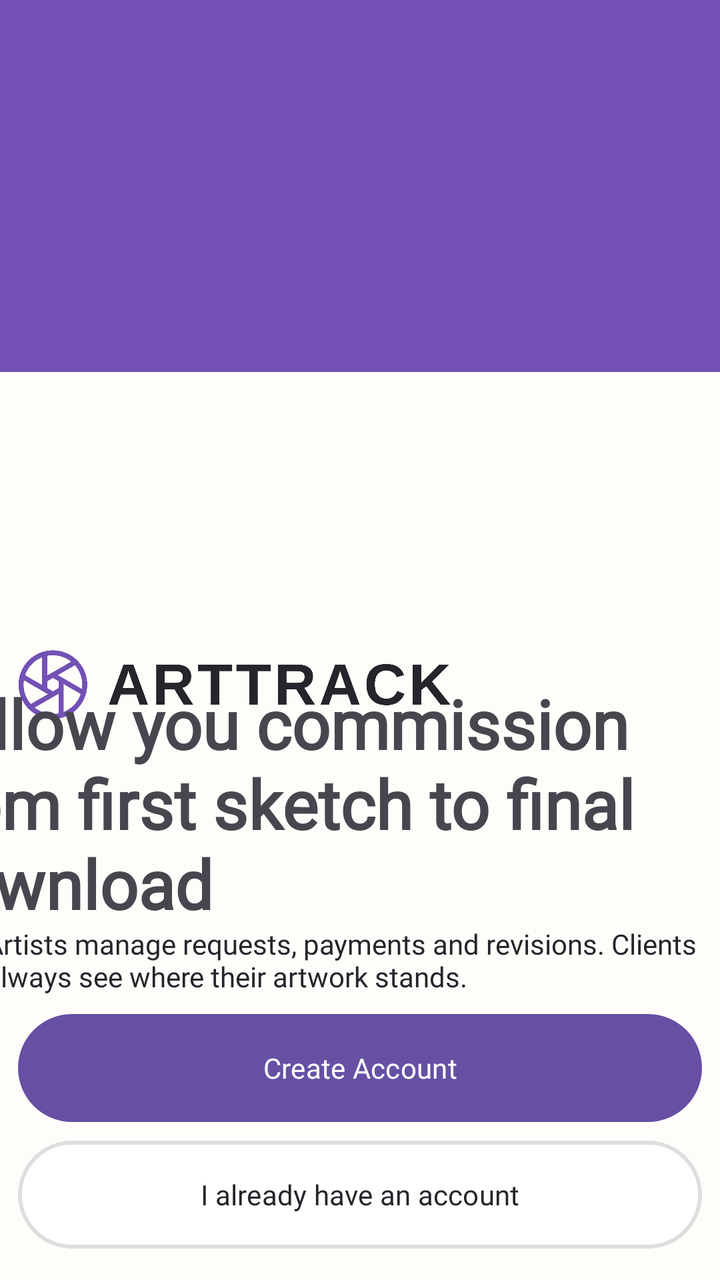
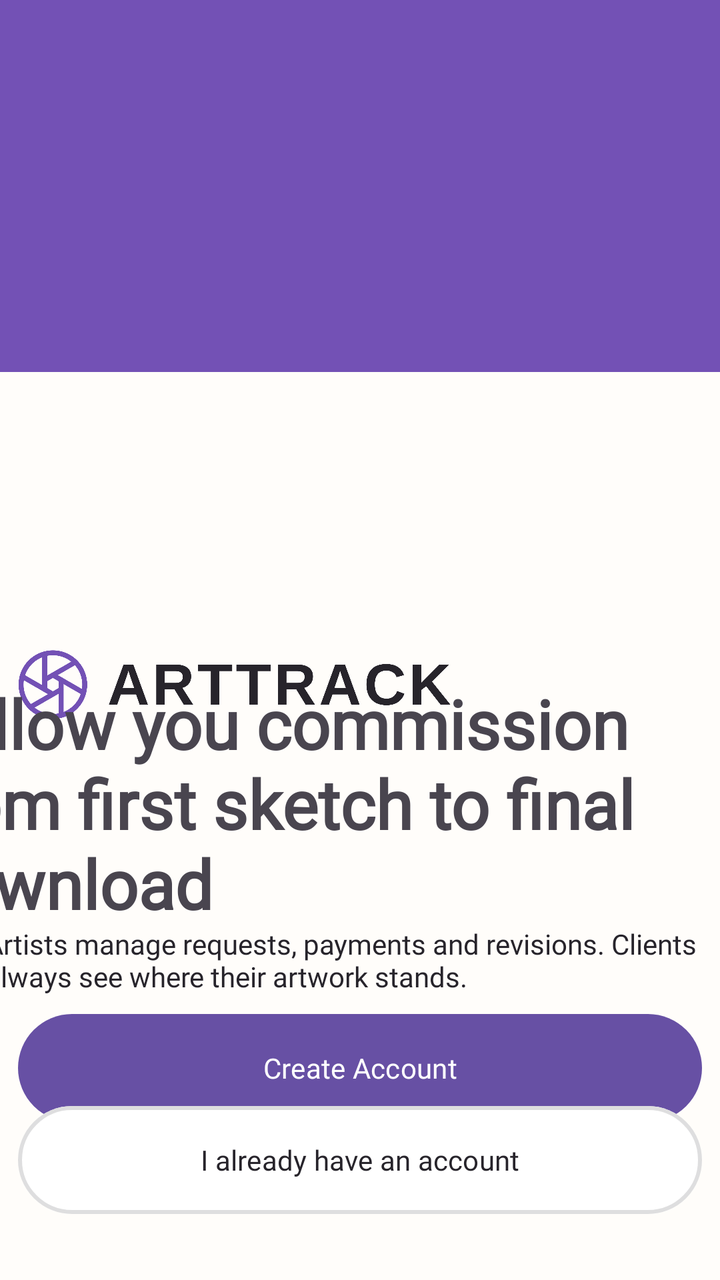

Screens rendered from an Android XML layout before and after an edit, with the pre-edit source and the edit as a unified diff.
<!-- AndroidManifest.xml: application theme Theme.ArtTrack -->
<!-- res/layout/activity_welcome_view.xml -->
<?xml version="1.0" encoding="utf-8"?>
<androidx.constraintlayout.widget.ConstraintLayout xmlns:android="http://schemas.android.com/apk/res/android"
    xmlns:app="http://schemas.android.com/apk/res-auto"
    xmlns:tools="http://schemas.android.com/tools"
    android:id="@+id/main"
    android:layout_width="match_parent"
    android:layout_height="match_parent"
    tools:context=".WelcomeView">

    <ImageView
        android:id="@+id/primary_background"
        android:layout_width="417dp"
        android:layout_height="497dp"
        android:background="#FFFDFA"
        app:layout_constraintBottom_toBottomOf="parent"
        app:layout_constraintEnd_toEndOf="parent"
        app:layout_constraintHorizontal_bias="1.0"
        app:layout_constraintStart_toStartOf="parent"
        app:layout_constraintTop_toTopOf="parent"
        app:layout_constraintVertical_bias="0.0"
        app:srcCompat="@drawable/rectangle" />

    <ImageView
        android:id="@+id/welcomeimageFinished_3"
        android:layout_width="222dp"
        android:layout_height="353dp"
        android:rotation="-9"
        app:layout_constraintBottom_toBottomOf="parent"
        app:layout_constraintEnd_toEndOf="parent"
        app:layout_constraintHorizontal_bias="0.137"
        app:layout_constraintStart_toStartOf="parent"
        app:layout_constraintTop_toTopOf="parent"
        app:layout_constraintVertical_bias="0.0"
        android:visibility="invisible"
        app:srcCompat="@drawable/sketch_two" />

    <ImageView
        android:id="@+id/welcomeimageFinished_2"
        android:layout_width="222dp"
        android:layout_height="353dp"
        android:rotation="15"
        app:layout_constraintBottom_toBottomOf="parent"
        app:layout_constraintEnd_toEndOf="parent"
        app:layout_constraintHorizontal_bias="0.915"
        app:layout_constraintStart_toStartOf="parent"
        app:layout_constraintTop_toTopOf="parent"
        app:layout_constraintVertical_bias="0.142"
        android:visibility="invisible"
        app:srcCompat="@drawable/sketch" />

    <ImageView
        android:id="@+id/welcomeImageFinished"
        android:layout_width="222dp"
        android:layout_height="353dp"
        android:rotation="-4"
        app:layout_constraintBottom_toBottomOf="parent"
        app:layout_constraintEnd_toEndOf="parent"
        app:layout_constraintHorizontal_bias="0.243"
        app:layout_constraintStart_toStartOf="parent"
        app:layout_constraintTop_toTopOf="parent"
        app:layout_constraintVertical_bias="0.38"
        android:visibility="invisible"
        app:srcCompat="@drawable/finished" />

    <ImageView
        android:id="@+id/primary_background"
        android:layout_width="412dp"
        android:layout_height="454dp"
        android:background="#FFFDFA"
        app:layout_constraintBottom_toBottomOf="parent"
        app:layout_constraintEnd_toEndOf="parent"
        app:layout_constraintHorizontal_bias="1.0"
        app:layout_constraintStart_toStartOf="parent"
        app:layout_constraintTop_toTopOf="parent"
        app:layout_constraintVertical_bias="1.0"
        app:srcCompat="@drawable/rectangle_background" />

    <ImageView
        android:id="@+id/imageView6"
        android:layout_width="220dp"
        android:layout_height="78dp"
        app:layout_constraintBottom_toBottomOf="parent"
        app:layout_constraintEnd_toEndOf="parent"
        app:layout_constraintHorizontal_bias="0.052"
        app:layout_constraintStart_toStartOf="parent"
        app:layout_constraintTop_toTopOf="parent"
        app:layout_constraintVertical_bias="0.54"
        app:srcCompat="@drawable/artracklogo" />

    <TextView
        android:id="@+id/welcometitle"
        android:layout_width="402dp"
        android:layout_height="134dp"
        android:fontFamily="@font/fraunces_medium"
        android:text="Follow you commission from first sketch to final download"
        android:textSize="34sp"
        android:textStyle="bold"
        app:layout_constraintBottom_toBottomOf="parent"
        app:layout_constraintEnd_toEndOf="parent"
        app:layout_constraintHorizontal_bias="1.0"
        app:layout_constraintStart_toStartOf="parent"
        app:layout_constraintTop_toTopOf="parent"
        app:layout_constraintVertical_bias="0.67" />

    <TextView
        android:id="@+id/welcomedescription"
        android:layout_width="376dp"
        android:layout_height="52dp"
        android:fontFamily="@font/dm_sans_semibold"
        android:text="Artists manage requests, payments and revisions. Clients always see where their artwork stands."
        android:textColor="#27242B"
        android:textStyle="normal"
        app:layout_constraintBottom_toBottomOf="parent"
        app:layout_constraintEnd_toEndOf="parent"
        app:layout_constraintHorizontal_bias="0.485"
        app:layout_constraintStart_toStartOf="parent"
        app:layout_constraintTop_toTopOf="parent"
        app:layout_constraintVertical_bias="0.786" />

    <Button
        android:id="@+id/welcomeViewCreateBtn"
        android:layout_width="342dp"
        android:layout_height="62dp"
        android:fontFamily="@font/dm_sans_semibold"
        android:text="Create Account"
        app:layout_constraintBottom_toBottomOf="parent"
        app:layout_constraintEnd_toEndOf="parent"
        app:layout_constraintStart_toStartOf="parent"
        app:layout_constraintTop_toTopOf="parent"
        app:layout_constraintVertical_bias="0.87" />

    <Button
        android:id="@+id/welcomeViewSignIn"
        android:layout_width="342dp"
        android:layout_height="62dp"
        android:backgroundTint="#FFFFFF"
        android:fontFamily="@font/dm_sans_semibold"
        android:text="I already have an account"
        android:textColor="#27242B"
        app:layout_constraintBottom_toBottomOf="@+id/primary_background"
        app:layout_constraintEnd_toEndOf="parent"
        app:layout_constraintHorizontal_bias="0.507"
        app:layout_constraintStart_toStartOf="parent"
        app:layout_constraintTop_toTopOf="parent"
        app:layout_constraintVertical_bias="0.98"
        app:strokeColor="#2627242B"
        app:strokeWidth="2dp" />


</androidx.constraintlayout.widget.ConstraintLayout>
<!-- resources referenced by this layout -->
<resources>
  <!-- drawable artracklogo: png bitmap (drawable, 68970 bytes) -->
  <!-- drawable finished: jpg bitmap (drawable, 37445 bytes) -->
  <!-- drawable rectangle (drawable) -->
  <?xml version="1.0" encoding="utf-8"?>
  <shape xmlns:android="http://schemas.android.com/apk/res/android" android:shape="rectangle">
      <solid android:color="#7351B5" />
      <corners android:radius="0dp" />
  </shape>
  <!-- drawable rectangle_background (drawable) -->
  <?xml version="1.0" encoding="utf-8"?>
  <shape xmlns:android="http://schemas.android.com/apk/res/android" android:shape="rectangle">
      <solid android:color="#FFFDFA" />
      <corners android:radius="0dp" />
  </shape>
  <!-- drawable sketch: jpg bitmap (drawable, 370847 bytes) -->
  <!-- drawable sketch_two: jpg bitmap (drawable, 123473 bytes) -->
  <style name="Theme.ArtTrack" parent="Base.Theme.ArtTrack" />
  <style name="Base.Theme.ArtTrack" parent="Theme.Material3.DayNight.NoActionBar">
          
          
      </style>
</resources>

<!-- the commit's change to res/layout/activity_welcome_view.xml (unified diff, before → after) -->
@@ -142,7 +142,7 @@
         app:layout_constraintHorizontal_bias="0.507"
         app:layout_constraintStart_toStartOf="parent"
         app:layout_constraintTop_toTopOf="parent"
-        app:layout_constraintVertical_bias="0.98"
+        app:layout_constraintVertical_bias="0.95"
         app:strokeColor="#2627242B"
         app:strokeWidth="2dp" />
 
